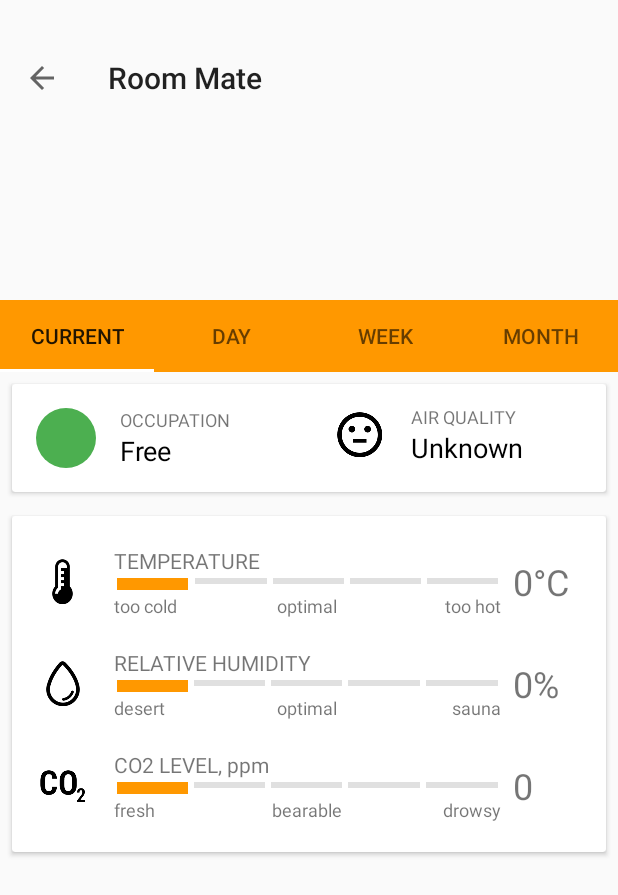
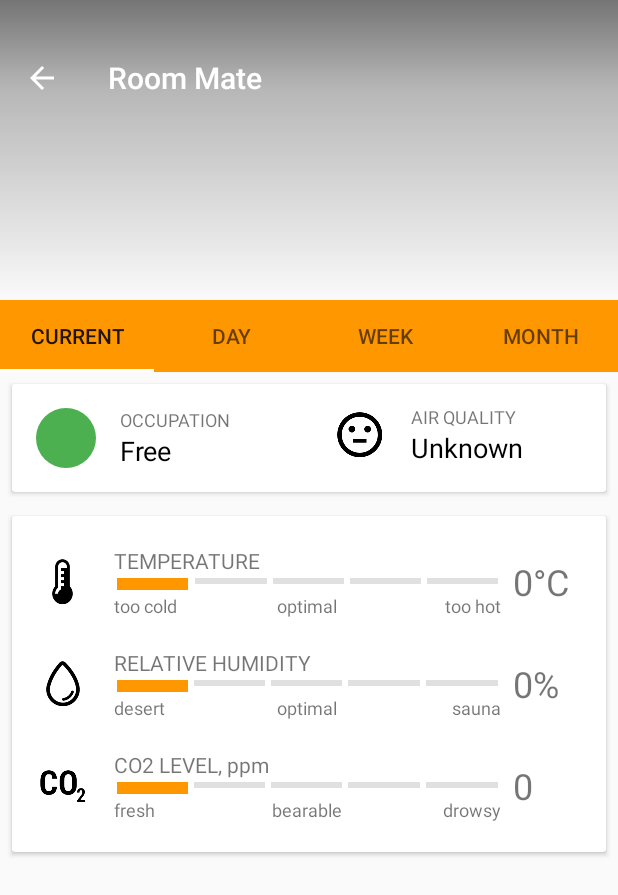
Before and after one commit to jy03189211/roommate, an Android app: the RoomActivity screen opened directly, with no data from a screen before it, on a phone screen of 412 x 824 dp. Shown: the top 895 px of the screen. Run offline under Robolectric (Android 15) with nearby library versions, the phone set to English and light mode, and no system bars; our stand-ins replace Picasso; libraries missing offline, so code that uses them is left out: io.realm; pictures from the network do not load; 24 statements that could not run were skipped.

Commit message:
header colors main and room activ.

```diff
--- a/Tomato/app/src/main/res/layout/activity_main.xml
+++ b/Tomato/app/src/main/res/layout/activity_main.xml
@@ -18,7 +18,7 @@
         android:layout_height="?attr/actionBarSize"
         android:background="?attr/colorPrimary"
         android:elevation="4dp"
-        android:theme="@style/ThemeOverlay.AppCompat.ActionBar"
+        app:theme="@style/MainToolbarStyle"
         app:popupTheme="@style/ThemeOverlay.AppCompat.Light"/>
 
     <ProgressBar
--- a/Tomato/app/src/main/res/layout/activity_room.xml
+++ b/Tomato/app/src/main/res/layout/activity_room.xml
@@ -10,22 +10,35 @@
         android:paddingTop="0dp"
         tools:context=".activity.RoomActivity">
 
-        <ImageView
-            android:id="@+id/room_title_image"
+        <RelativeLayout
+            android:id="@+id/room_image_layout"
             android:layout_width="match_parent"
-            android:layout_height="200dp" />
+            android:layout_height="200dp">
+            <ImageView
+                android:id="@+id/room_title_image"
+                android:layout_width="match_parent"
+                android:layout_height="200dp" />
+            <RelativeLayout
+                android:id="@+id/room_image_bg_layout"
+                android:layout_width="match_parent"
+                android:layout_height="200dp"
+                android:background="@drawable/text_scrim_top_heavy">
+            </RelativeLayout>
+
+        </RelativeLayout>
 
         <android.support.v7.widget.Toolbar
             android:id="@+id/toolbar"
             android:layout_height="wrap_content"
             android:layout_width="match_parent"
+            app:theme="@style/ToolBarStyle"
             android:minHeight="?attr/actionBarSize" />
 
         <android.support.design.widget.TabLayout
             android:id="@+id/tabs"
             android:layout_width="match_parent"
             android:layout_height="wrap_content"
-            android:layout_below="@+id/room_title_image"
+            android:layout_below="@+id/room_image_layout"
             android:background="@color/color_primary"
             app:tabGravity="fill"
             app:tabIndicatorColor="@color/color_tab_bar_indicator"
--- a/Tomato/app/src/main/res/values/styles.xml
+++ b/Tomato/app/src/main/res/values/styles.xml
@@ -44,4 +44,16 @@
         <item name="colorAccent">@color/color_accent</item>
     </style>
 
+    <style name="ToolBarStyle" parent="Theme.AppCompat">
+        <item name="android:textColorPrimary">@android:color/white</item>
+        <item name="android:textColorSecondary">@android:color/white</item>
+        <item name="actionMenuTextColor">@android:color/white</item>
+    </style>
+
+    <style name="MainToolbarStyle" parent="ThemeOverlay.AppCompat.ActionBar">
+        <item name="android:textColorPrimary">@android:color/white</item>
+        <item name="android:textColorSecondary">@android:color/white</item>
+        <item name="actionMenuTextColor">@android:color/white</item>
+    </style>
+
 </resources>
```
